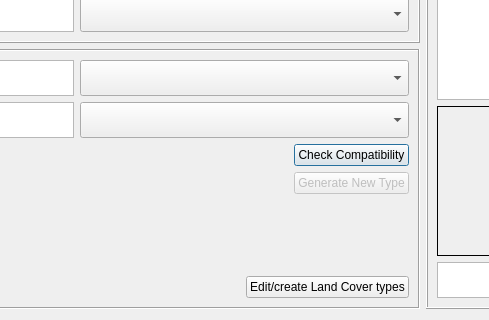
First picture: the form in suews_database_manager/tabs/typology_creator_tab.ui, repository UMEP-dev/UMEP, before the edit; both pictures show x 203 to 692 and y 313 to 633 of the 917 by 633 pixel window.
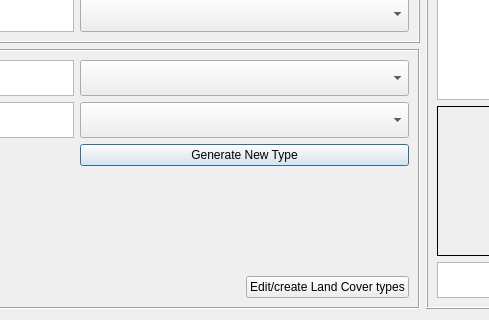
Second picture: the form after the edit. Custom widgets are drawn as their Qt base class.

Patch:
```diff
--- a/suews_database_manager/tabs/typology_creator_tab.ui
+++ b/suews_database_manager/tabs/typology_creator_tab.ui
@@ -491,29 +491,9 @@
       <item row="2" column="1">
        <layout class="QGridLayout" name="gridLayout_8">
         <item row="2" column="0">
-         <spacer name="horizontalSpacer">
-          <property name="orientation">
-           <enum>Qt::Horizontal</enum>
-          </property>
-          <property name="sizeHint" stdset="0">
-           <size>
-            <width>40</width>
-            <height>20</height>
-           </size>
-          </property>
-         </spacer>
-        </item>
-        <item row="2" column="1">
-         <widget class="QPushButton" name="pushButtonCheck">
-          <property name="text">
-           <string>Check Compatibility</string>
-          </property>
-         </widget>
-        </item>
-        <item row="3" column="1">
          <widget class="QPushButton" name="pushButtonGen">
           <property name="enabled">
-           <bool>false</bool>
+           <bool>true</bool>
           </property>
           <property name="text">
            <string>Generate New Type</string>
```
